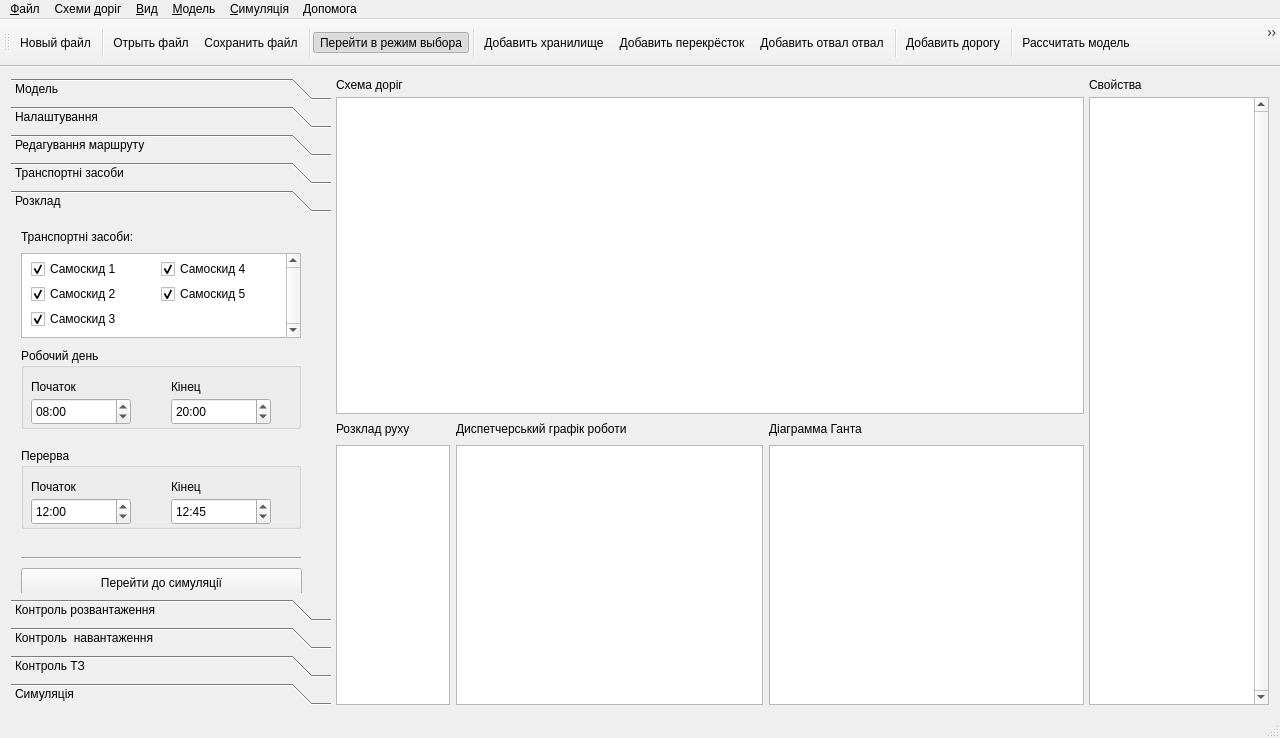
First picture: the form in trucks.ui, repository danylo-bilyk/trucks, before the edit.
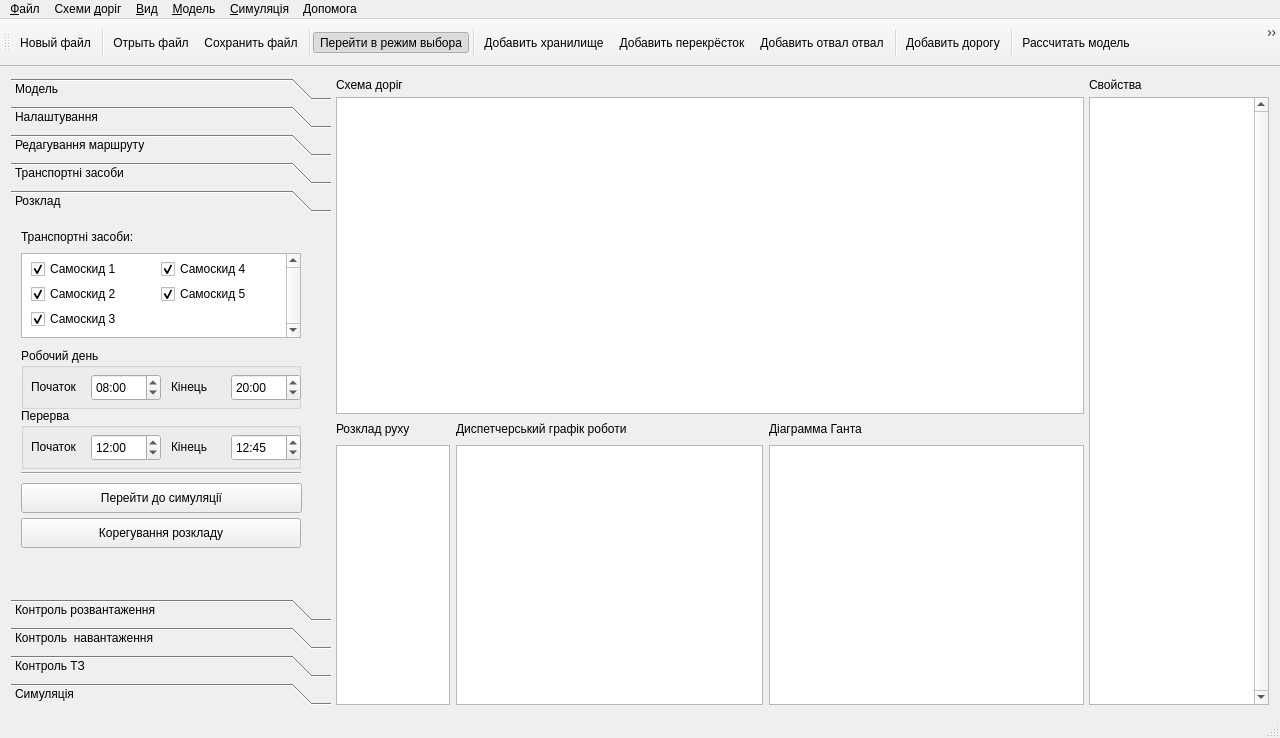
Second picture: the form after the edit. The open tabs and pages were chosen to show the change. Icons and pictures are not drawn. Custom widgets are drawn as their Qt base class.

Commit message: fix windows sizes; a little adjustments on Schedule tab

```diff
--- a/trucks.ui
+++ b/trucks.ui
@@ -12,8 +12,8 @@
   </property>
   <property name="minimumSize">
    <size>
-    <width>1280</width>
-    <height>738</height>
+    <width>800</width>
+    <height>600</height>
    </size>
   </property>
   <property name="maximumSize">
@@ -1179,7 +1179,7 @@
             <property name="geometry">
              <rect>
               <x>10</x>
-              <y>330</y>
+              <y>245</y>
               <width>280</width>
               <height>20</height>
              </rect>
@@ -1192,7 +1192,7 @@
             <property name="geometry">
              <rect>
               <x>10</x>
-              <y>350</y>
+              <y>265</y>
               <width>281</width>
               <height>30</height>
              </rect>
@@ -1211,7 +1211,7 @@
               <x>10</x>
               <y>130</y>
               <width>280</width>
-              <height>81</height>
+              <height>61</height>
              </rect>
             </property>
             <property name="title">
@@ -1222,7 +1222,7 @@
               <rect>
                <x>10</x>
                <y>30</y>
-               <width>120</width>
+               <width>60</width>
                <height>17</height>
               </rect>
              </property>
@@ -1233,9 +1233,9 @@
             <widget class="QTimeEdit" name="timeEdit">
              <property name="geometry">
               <rect>
-               <x>10</x>
-               <y>50</y>
-               <width>100</width>
+               <x>70</x>
+               <y>26</y>
+               <width>70</width>
                <height>27</height>
               </rect>
              </property>
@@ -1255,20 +1255,20 @@
               <rect>
                <x>150</x>
                <y>30</y>
-               <width>120</width>
+               <width>60</width>
                <height>17</height>
               </rect>
              </property>
              <property name="text">
-              <string>Кінец</string>
+              <string>Кінець</string>
              </property>
             </widget>
             <widget class="QTimeEdit" name="timeEdit_2">
              <property name="geometry">
               <rect>
-               <x>150</x>
-               <y>50</y>
-               <width>100</width>
+               <x>210</x>
+               <y>26</y>
+               <width>70</width>
                <height>27</height>
               </rect>
              </property>
@@ -1288,9 +1288,9 @@
             <property name="geometry">
              <rect>
               <x>10</x>
-              <y>230</y>
+              <y>190</y>
               <width>280</width>
-              <height>81</height>
+              <height>61</height>
              </rect>
             </property>
             <property name="title">
@@ -1301,7 +1301,7 @@
               <rect>
                <x>10</x>
                <y>30</y>
-               <width>120</width>
+               <width>60</width>
                <height>17</height>
               </rect>
              </property>
@@ -1312,9 +1312,9 @@
             <widget class="QTimeEdit" name="timeEdit_3">
              <property name="geometry">
               <rect>
-               <x>10</x>
-               <y>50</y>
-               <width>100</width>
+               <x>70</x>
+               <y>26</y>
+               <width>70</width>
                <height>27</height>
               </rect>
              </property>
@@ -1334,20 +1334,20 @@
               <rect>
                <x>150</x>
                <y>30</y>
-               <width>120</width>
+               <width>60</width>
                <height>17</height>
               </rect>
              </property>
              <property name="text">
-              <string>Кінец</string>
+              <string>Кінець</string>
              </property>
             </widget>
             <widget class="QTimeEdit" name="timeEdit_4">
              <property name="geometry">
               <rect>
-               <x>150</x>
-               <y>50</y>
-               <width>100</width>
+               <x>210</x>
+               <y>26</y>
+               <width>70</width>
                <height>27</height>
               </rect>
              </property>
@@ -1367,7 +1367,7 @@
             <property name="geometry">
              <rect>
               <x>10</x>
-              <y>385</y>
+              <y>300</y>
               <width>280</width>
               <height>30</height>
              </rect>
```
Left out of the diff: 18 changed lines with no effect on the pictures.
